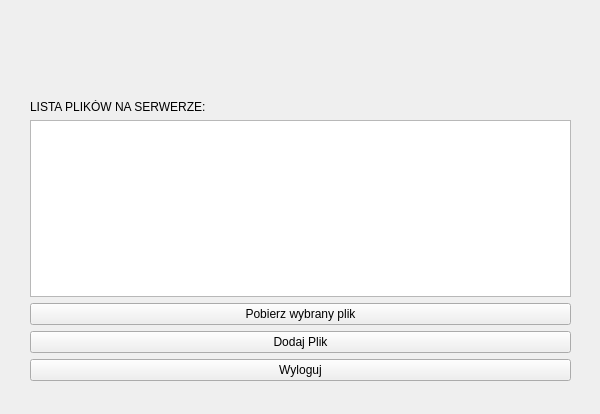
Before: the Qt Designer form _client/_projectFiles/filelist.ui in DKrakowczyk/CloudDrive, drawn with Qt 5.
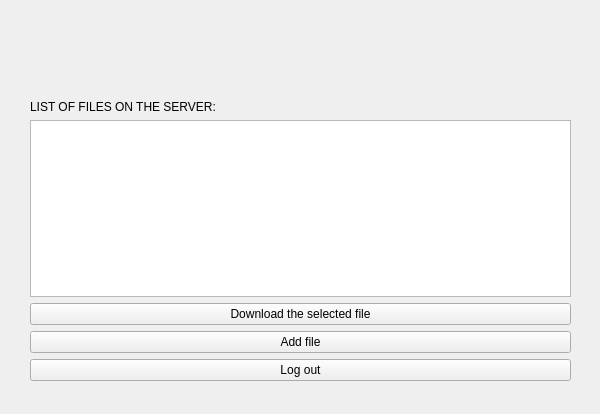
After: the same form once the commit is applied. Icons and pictures are not drawn.

Patch:
```diff
--- a/_client/_projectFiles/filelist.ui
+++ b/_client/_projectFiles/filelist.ui
@@ -1299,7 +1299,7 @@
     <item>
      <widget class="QLabel" name="label">
       <property name="text">
-       <string>LISTA PLIKÓW NA SERWERZE: </string>
+       <string>LIST OF FILES ON THE SERVER:</string>
       </property>
      </widget>
     </item>
@@ -1309,14 +1309,14 @@
     <item>
      <widget class="QPushButton" name="downloadButton">
       <property name="text">
-       <string>Pobierz wybrany plik</string>
+       <string>Download the selected file</string>
       </property>
      </widget>
     </item>
     <item>
      <widget class="QPushButton" name="addFileButton">
       <property name="text">
-       <string>Dodaj Plik</string>
+       <string>Add file</string>
       </property>
      </widget>
     </item>
@@ -2585,7 +2585,7 @@
 </string>
         </property>
         <property name="text">
-         <string>Wyloguj</string>
+         <string>Log out</string>
         </property>
        </widget>
       </item>
```
